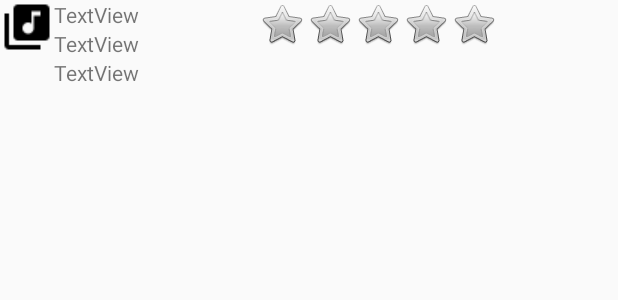
After one commit to cheerful4ever/lesson5PS, an Android app: the layout row.xml on its own in the app's theme, with its tools: preview values and no code run, on a phone screen of 412 x 824 dp. The commit adds this screen. Shown: the top 300 px of the screen. Run offline under Robolectric (Android 15) with nearby library versions, the phone set to English and light mode, and no system bars.

Commit message:
activities 1-10000000000

```diff
--- a/app/src/main/java/com/example/lesson5ps/SecondActivity.java
+++ b/app/src/main/java/com/example/lesson5ps/SecondActivity.java
@@ -3,12 +3,26 @@ package com.example.lesson5ps;
 import androidx.appcompat.app.AppCompatActivity;
 
 import android.os.Bundle;
+import android.widget.ListView;
+
+import java.util.ArrayList;
 
 public class SecondActivity extends AppCompatActivity {
+
+    ListView lv;
+    SongArrayAdapter adapter;
 
     @Override
     protected void onCreate(Bundle savedInstanceState) {
         super.onCreate(savedInstanceState);
         setContentView(R.layout.activity_second);
+
+        lv = (ListView) this.findViewById(R.id.lv);
+
+        DBHelper dbh = new DBHelper(this);
+        ArrayList<Song> songs = dbh.getAllSongs();
+
+        adapter = new SongArrayAdapter(this, R.layout.row, songs);
+        lv.setAdapter(adapter);
     }
 }
--- /dev/null
+++ b/app/src/main/java/com/example/lesson5ps/SongArrayAdapter.java
@@ -0,0 +1,4 @@
+package com.example.lesson5ps;
+
+public class SongArrayAdapter {
+}
--- a/app/src/main/res/layout/activity_second.xml
+++ b/app/src/main/res/layout/activity_second.xml
@@ -12,4 +12,9 @@
         android:layout_width="match_parent"
         android:layout_height="wrap_content"
         android:text="Show All Songs With 5 Stars" />
+
+    <ListView
+        android:id="@+id/lv"
+        android:layout_width="match_parent"
+        android:layout_height="match_parent" />
 </LinearLayout>
--- /dev/null
+++ b/app/src/main/res/layout/row.xml
@@ -0,0 +1,74 @@
+<?xml version="1.0" encoding="utf-8"?>
+<LinearLayout xmlns:android="http://schemas.android.com/apk/res/android"
+    xmlns:app="http://schemas.android.com/apk/res-auto"
+    android:layout_width="match_parent"
+    android:layout_height="match_parent">
+
+    <ImageView
+        android:id="@+id/imageView"
+        android:layout_width="wrap_content"
+        android:layout_height="wrap_content"
+        app:srcCompat="@drawable/ic_library_music" />
+
+    <LinearLayout
+        android:layout_width="wrap_content"
+        android:layout_height="wrap_content"
+        android:orientation="vertical"
+        android:layout_weight="1">
+
+        <TextView
+            android:id="@+id/tvYear"
+            android:layout_width="wrap_content"
+            android:layout_height="wrap_content"
+            android:text="TextView" />
+
+        <TextView
+            android:id="@+id/tvSongTitle"
+            android:layout_width="wrap_content"
+            android:layout_height="wrap_content"
+            android:text="TextView" />
+
+        <TextView
+            android:id="@+id/tvSingerName"
+            android:layout_width="wrap_content"
+            android:layout_height="wrap_content"
+            android:text="TextView" />
+    </LinearLayout>
+
+    <LinearLayout
+        android:layout_width="wrap_content"
+        android:layout_height="wrap_content"
+        android:layout_weight="1">
+
+        <ImageView
+            android:id="@+id/imageView1star"
+            android:layout_width="wrap_content"
+            android:layout_height="wrap_content"
+            android:src="@android:drawable/btn_star_big_off" />
+
+        <ImageView
+            android:id="@+id/imageView2star"
+            android:layout_width="wrap_content"
+            android:layout_height="wrap_content"
+            android:src="@android:drawable/btn_star_big_off" />
+
+        <ImageView
+            android:id="@+id/imageView3star"
+            android:layout_width="wrap_content"
+            android:layout_height="wrap_content"
+            android:src="@android:drawable/btn_star_big_off" />
+
+        <ImageView
+            android:id="@+id/imageView4star"
+            android:layout_width="wrap_content"
+            android:layout_height="wrap_content"
+            android:src="@android:drawable/btn_star_big_off" />
+
+        <ImageView
+            android:id="@+id/imageView5star"
+            android:layout_width="wrap_content"
+            android:layout_height="wrap_content"
+            android:src="@android:drawable/btn_star_big_off" />
+
+    </LinearLayout>
+</LinearLayout>
```
Also changed, not shown: app/src/main/res/drawable-v24/ic_library_music.png (added).
